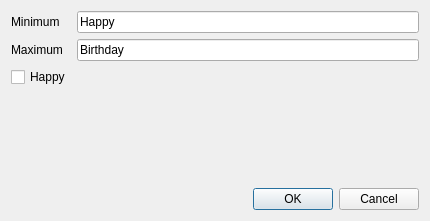
First picture: the form in mysettings.ui, repository larsealy/HeatTransferConvection, before the edit.
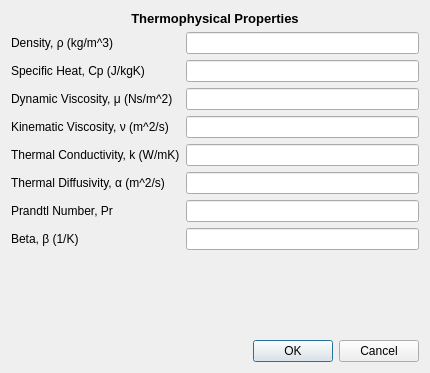
Second picture: the form after the edit.

```diff
--- a/mysettings.ui
+++ b/mysettings.ui
@@ -7,42 +7,21 @@
     <x>0</x>
     <y>0</y>
     <width>430</width>
-    <height>221</height>
+    <height>373</height>
    </rect>
   </property>
   <property name="windowTitle">
    <string>Dialog</string>
   </property>
   <layout class="QGridLayout" name="gridLayout">
-   <item row="0" column="0">
-    <widget class="QLabel" name="label">
+   <item row="5" column="0">
+    <widget class="QLabel" name="thermalConductivity">
      <property name="text">
-      <string>Minimum</string>
+      <string>Thermal Conductivity, k (W/mK)</string>
      </property>
     </widget>
    </item>
-   <item row="1" column="0">
-    <widget class="QLabel" name="label_2">
-     <property name="text">
-      <string>Maximum</string>
-     </property>
-    </widget>
-   </item>
-   <item row="0" column="1">
-    <widget class="QLineEdit" name="minimum">
-     <property name="text">
-      <string>Happy</string>
-     </property>
-    </widget>
-   </item>
-   <item row="1" column="1">
-    <widget class="QLineEdit" name="maximum">
-     <property name="text">
-      <string>Birthday</string>
-     </property>
-    </widget>
-   </item>
-   <item row="3" column="1">
+   <item row="10" column="1">
     <spacer name="verticalSpacer">
      <property name="orientation">
       <enum>Qt::Vertical</enum>
@@ -55,7 +34,78 @@
      </property>
     </spacer>
    </item>
-   <item row="4" column="0" colspan="2">
+   <item row="4" column="0">
+    <widget class="QLabel" name="kinematicViscosity">
+     <property name="text">
+      <string>Kinematic Viscosity, ν (m^2/s)</string>
+     </property>
+    </widget>
+   </item>
+   <item row="2" column="1">
+    <widget class="QLineEdit" name="specificHeatValue">
+     <property name="text">
+      <string/>
+     </property>
+    </widget>
+   </item>
+   <item row="1" column="1">
+    <widget class="QLineEdit" name="densityValue">
+     <property name="text">
+      <string/>
+     </property>
+    </widget>
+   </item>
+   <item row="3" column="0">
+    <widget class="QLabel" name="dynamicViscosity">
+     <property name="text">
+      <string>Dynamic Viscosity, μ (Ns/m^2)</string>
+     </property>
+    </widget>
+   </item>
+   <item row="7" column="0">
+    <widget class="QLabel" name="thermalDiffusivity">
+     <property name="text">
+      <string>Thermal Diffusivity, α (m^2/s)</string>
+     </property>
+    </widget>
+   </item>
+   <item row="8" column="1">
+    <widget class="QLineEdit" name="prandtlNumberValue"/>
+   </item>
+   <item row="9" column="0">
+    <widget class="QLabel" name="beta">
+     <property name="text">
+      <string>Beta, β (1/K)</string>
+     </property>
+    </widget>
+   </item>
+   <item row="7" column="1">
+    <widget class="QLineEdit" name="thermalDiffusivityValue"/>
+   </item>
+   <item row="5" column="1">
+    <widget class="QLineEdit" name="thermalConductivityValue"/>
+   </item>
+   <item row="2" column="0">
+    <widget class="QLabel" name="specificHeat">
+     <property name="text">
+      <string>Specific Heat, Cp (J/kgK)</string>
+     </property>
+    </widget>
+   </item>
+   <item row="8" column="0">
+    <widget class="QLabel" name="prandtlNumber">
+     <property name="text">
+      <string>Prandtl Number, Pr</string>
+     </property>
+    </widget>
+   </item>
+   <item row="4" column="1">
+    <widget class="QLineEdit" name="kinematicViscosityValue"/>
+   </item>
+   <item row="3" column="1">
+    <widget class="QLineEdit" name="dynamicViscosityValue"/>
+   </item>
+   <item row="11" column="0" colspan="2">
     <widget class="QDialogButtonBox" name="buttonBox">
      <property name="orientation">
       <enum>Qt::Horizontal</enum>
@@ -65,10 +115,30 @@
      </property>
     </widget>
    </item>
-   <item row="2" column="0">
-    <widget class="QCheckBox" name="happyCheckBox">
+   <item row="1" column="0">
+    <widget class="QLabel" name="density">
      <property name="text">
-      <string>Happy</string>
+      <string>Density, ρ (kg/m^3)</string>
+     </property>
+    </widget>
+   </item>
+   <item row="9" column="1">
+    <widget class="QLineEdit" name="betaValue"/>
+   </item>
+   <item row="0" column="0" colspan="2">
+    <widget class="QLabel" name="label">
+     <property name="font">
+      <font>
+       <pointsize>10</pointsize>
+       <weight>75</weight>
+       <bold>true</bold>
+      </font>
+     </property>
+     <property name="text">
+      <string>Thermophysical Properties</string>
+     </property>
+     <property name="alignment">
+      <set>Qt::AlignCenter</set>
      </property>
     </widget>
    </item>
```
